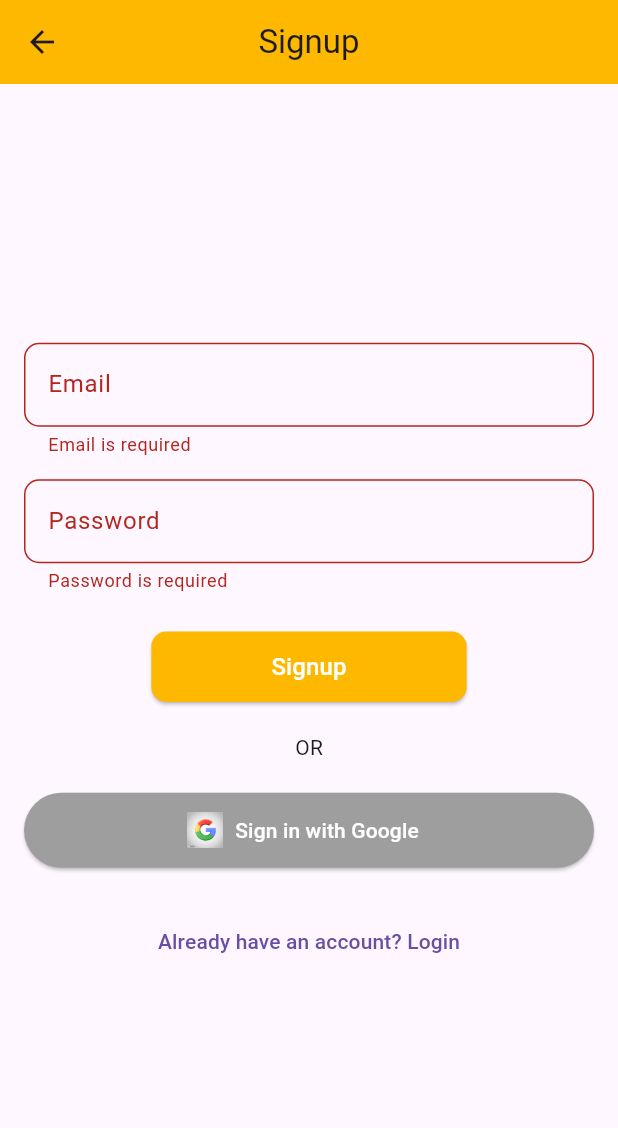
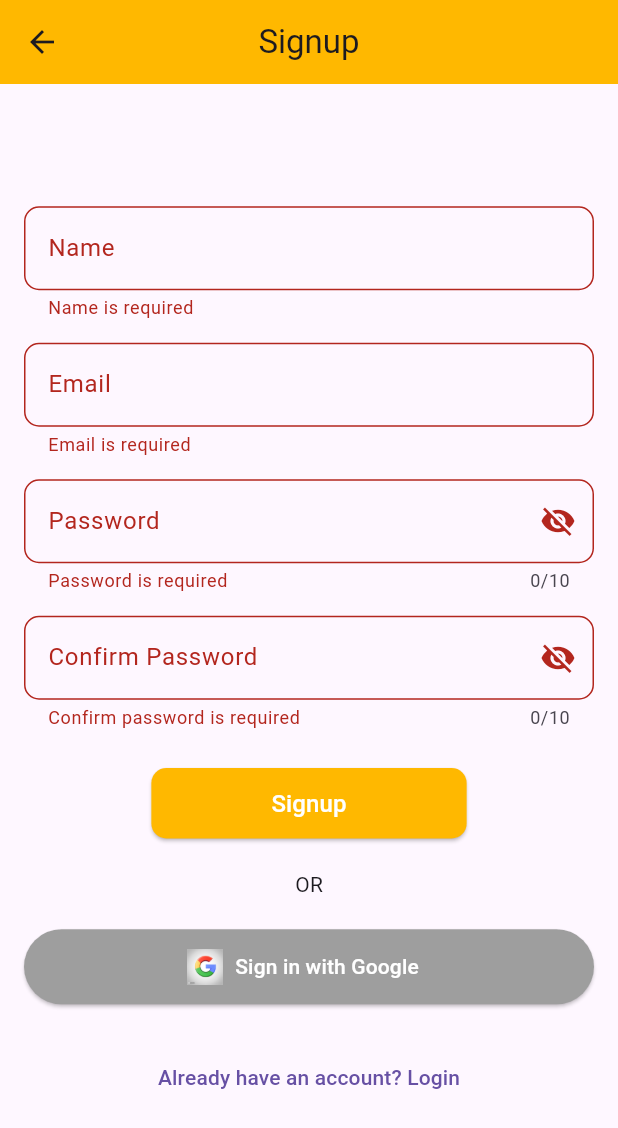
Before and after one commit to Qamar80/chatboot, a Flutter app: the SignupScreen screen opened by its route, after a tap on "Signup", on a phone screen of 412 x 824 dp. Shown: the top 1128 px of the screen. Run offline on Flutter 3.47's test engine with Material 3 defaults, Android fonts, the phone set to English and light mode, and no system bars; our stand-ins replace firebase_auth, firebase_core, get, google_sign_in; accounts and stored records are empty.

Commit message:
Adding confrim password in signup screen

```diff
--- a/lib/view/auth/signup_screen.dart
+++ b/lib/view/auth/signup_screen.dart
@@ -15,8 +15,13 @@ class SignupScreen extends StatefulWidget {
 class _SignupScreenState extends State<SignupScreen> {
   final _formKey = GlobalKey<FormState>();
 
+  final nameController = TextEditingController();
   final emailController = TextEditingController();
   final passwordController = TextEditingController();
+  final confirmPasswordController = TextEditingController();
+
+  bool _obscurePassword = true;
+  bool _obscureConfirmPassword = true;
 
   @override
   Widget build(BuildContext context) {
@@ -24,8 +29,8 @@ class _SignupScreenState extends State<SignupScreen> {
 
     return Scaffold(
       appBar: AppBar(
-        title: const Text('Signup')
-        ,centerTitle: true,
+        title: const Text('Signup'),
+        centerTitle: true,
         backgroundColor: yellowColor,
       ),
       body: SingleChildScrollView(
@@ -38,11 +43,25 @@ class _SignupScreenState extends State<SignupScreen> {
               padding: const EdgeInsets.all(16),
               child: Center(
                 child: Form(
-                  key: _formKey, // ✅ Form key for validation
+                  key: _formKey,
                   child: Column(
                     mainAxisAlignment: MainAxisAlignment.center,
                     crossAxisAlignment: CrossAxisAlignment.center,
                     children: [
+                      // Name Field
+                      ourTextField(
+                        title: 'Name',
+                        hint: 'Enter Name',
+                        controller: nameController,
+                        validator: (value) {
+                          if (value == null || value.isEmpty) {
+                            return 'Name is required';
+                          }
+                          return null;
+                        },
+                      ),
+                      const SizedBox(height: 15),
+
                       // Email Field
                       ourTextField(
                         title: 'Email',
@@ -61,11 +80,29 @@ class _SignupScreenState extends State<SignupScreen> {
                       const SizedBox(height: 15),
 
                       // Password Field
-                      ourTextField(
-                        title: 'Password',
-                        hint: 'Enter Password',
+                      TextFormField(
                         controller: passwordController,
-                        isPass: true,
+                        obscureText: _obscurePassword,
+                        maxLength: 10,
+                        decoration: InputDecoration(
+                          labelText: 'Password',
+                          hintText: 'Enter Password',
+                          suffixIcon: IconButton(
+                            icon: Icon(
+                              _obscurePassword
+                                  ? Icons.visibility_off
+                                  : Icons.visibility,
+                            ),
+                            onPressed: () {
+                              setState(() {
+                                _obscurePassword = !_obscurePassword;
+                              });
+                            },
+                          ),
+                          border: OutlineInputBorder(
+                            borderRadius: BorderRadius.circular(10),
+                          ),
+                        ),
                         validator: (value) {
                           if (value == null || value.isEmpty) {
                             return 'Password is required';
@@ -76,7 +113,43 @@ class _SignupScreenState extends State<SignupScreen> {
                           return null;
                         },
                       ),
+                      const SizedBox(height: 15),
 
+                      // Confirm Password Field
+                      TextFormField(
+                        controller: confirmPasswordController,
+                        obscureText: _obscureConfirmPassword,
+                        maxLength: 10,
+                        decoration: InputDecoration(
+                          labelText: 'Confirm Password',
+                          hintText: 'Re-enter Password',
+                          suffixIcon: IconButton(
+                            icon: Icon(
+                              _obscureConfirmPassword
+                                  ? Icons.visibility_off
+                                  : Icons.visibility,
+                            ),
+                            onPressed: () {
+                              setState(() {
+                                _obscureConfirmPassword =
+                                !_obscureConfirmPassword;
+                              });
+                            },
+                          ),
+                          border: OutlineInputBorder(
+                            borderRadius: BorderRadius.circular(10),
+                          ),
+                        ),
+                        validator: (value) {
+                          if (value == null || value.isEmpty) {
+                            return 'Confirm password is required';
+                          }
+                          if (value != passwordController.text) {
+                            return 'Passwords do not match';
+                          }
+                          return null;
+                        },
+                      ),
                       const SizedBox(height: 25),
 
                       // Signup Button
@@ -93,12 +166,11 @@ class _SignupScreenState extends State<SignupScreen> {
                         textColor: textColor,
                         title: 'Signup',
                       ),
+                      const SizedBox(height: 20),
 
-                      const SizedBox(height: 20),
                       const Text('OR'),
                       const SizedBox(height: 20),
 
-                      // Google Sign Up / Sign-In (optional)
                       ElevatedButton.icon(
                         onPressed: () => controller.signInWithGoogle(),
                         icon: Image.asset(
@@ -113,10 +185,8 @@ class _SignupScreenState extends State<SignupScreen> {
                           minimumSize: const Size(double.infinity, 50),
                         ),
                       ),
-
                       const SizedBox(height: 25),
 
-                      // Login Link
                       TextButton(
                         onPressed: () => Get.toNamed('/login'),
                         child: const Text("Already have an account? Login"),
```
